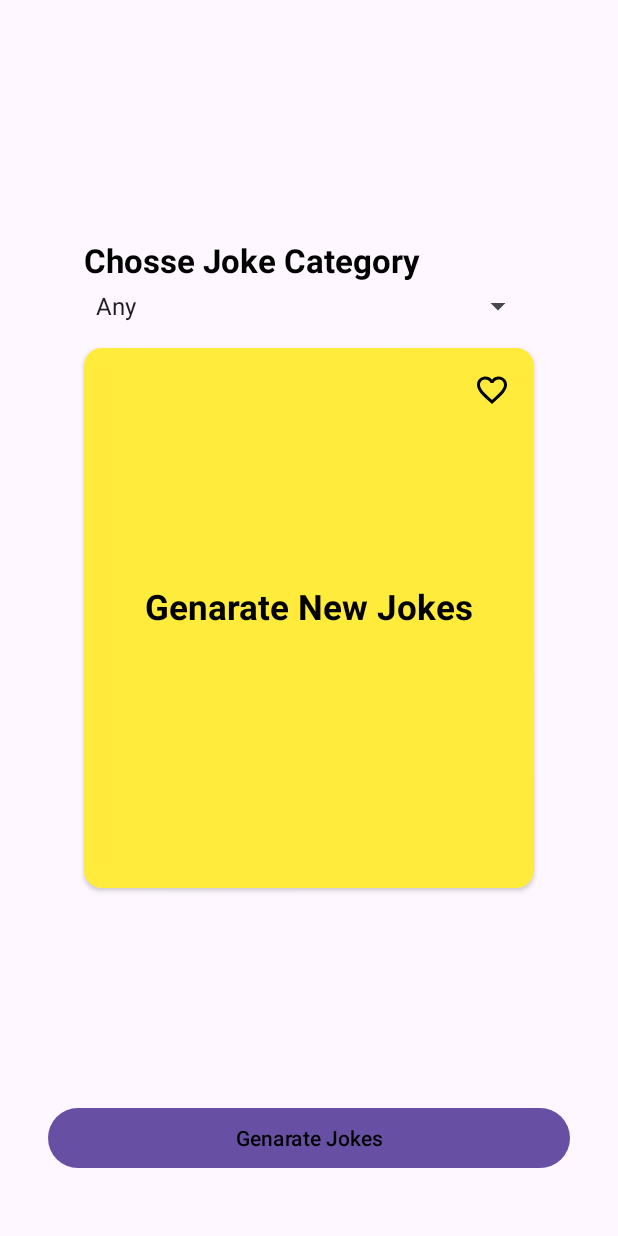
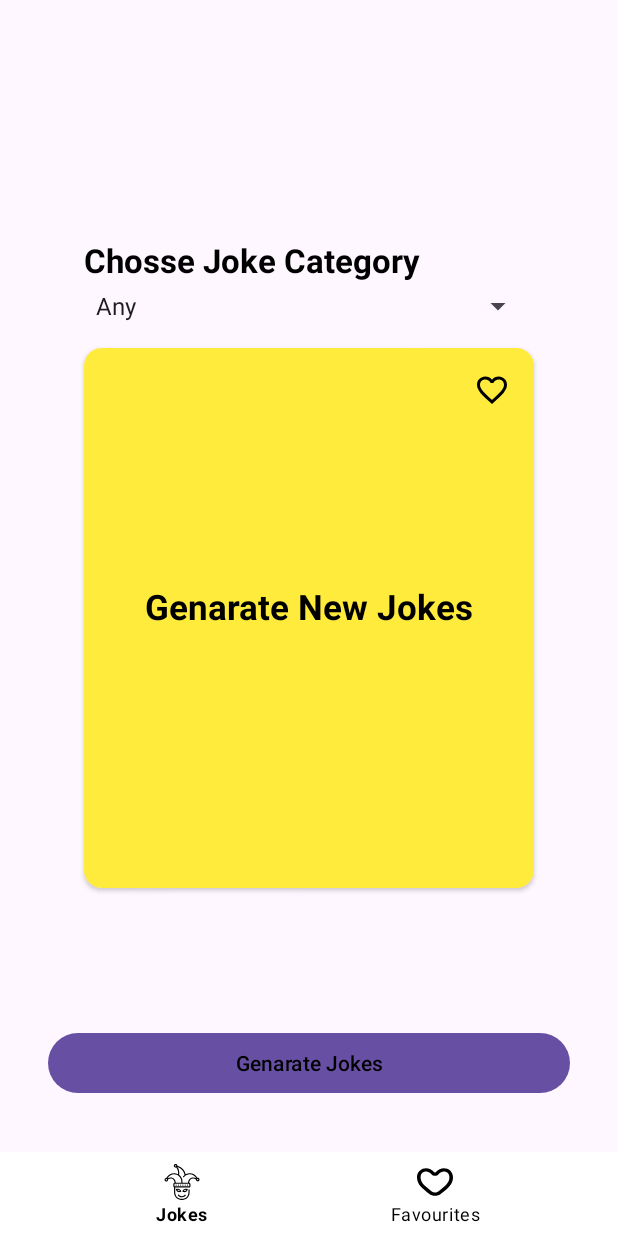
Before and after one commit to Noorkbr/Laugh-Joke-Api, an Android app: the JokesFragment screen opened through its navigation route, on a phone screen of 412 x 824 dp. Run offline under Robolectric (Android 15) with nearby library versions, the phone set to English and light mode, and no system bars; our stand-ins replace data binding, navigation-ui, sdp/ssp sizes.

Commit message:
bottom navigation work complete in joke genarator

```diff
--- a/app/src/main/java/com/example/laughjoke/JokesFragment.kt
+++ b/app/src/main/java/com/example/laughjoke/JokesFragment.kt
@@ -8,20 +8,26 @@ import android.widget.ArrayAdapter
 import androidx.databinding.DataBindingUtil
 import androidx.fragment.app.Fragment
 import androidx.fragment.app.viewModels
+import androidx.navigation.NavController
+import androidx.navigation.fragment.findNavController
+import androidx.navigation.ui.setupWithNavController
 import com.example.laughjoke.databinding.FragmentJokesBinding
 import com.example.laughjoke.db.JokesViewModel
 
 
 class JokesFragment : Fragment() {
+
     private lateinit var binding: FragmentJokesBinding
     private val viewModel by viewModels<JokesViewModel>()
+    private lateinit var navController: NavController
+
     override fun onCreateView(
         inflater: LayoutInflater, container: ViewGroup?,
         savedInstanceState: Bundle?
     ): View? {
-        binding = DataBindingUtil.inflate(layoutInflater, R.layout.fragment_jokes,container,false)
+        binding = DataBindingUtil.inflate(inflater, R.layout.fragment_jokes, container, false)
         binding.viewModel = viewModel
-        binding.lifecycleOwner = this.viewLifecycleOwner
+        binding.lifecycleOwner = viewLifecycleOwner
 
         val categoriesList = arrayOf("Any", "Programming", "Miscellaneous", "Dark", "Pun", "Spooky", "Christmas")
         val adapter = ArrayAdapter(requireContext(), android.R.layout.simple_spinner_item, categoriesList)
@@ -30,6 +36,25 @@ class JokesFragment : Fragment() {
 
         setListener()
         allObserver()
+
+        // Initialize NavController
+        navController = findNavController()
+        val bottomNavigation = binding.bottomNavigation
+        bottomNavigation.setupWithNavController(navController)
+
+        bottomNavigation.setOnNavigationItemSelectedListener { item ->
+            when (item.itemId) {
+                R.id.jokesFragment -> {
+                    navController.navigate(R.id.jokesFragment)
+                    true
+                }
+                R.id.favouritesFragment -> {
+                    navController.navigate(R.id.favouritesFragment)
+                    true
+                }
+                else -> false
+            }
+        }
 
         return binding.root
     }
@@ -42,13 +67,13 @@ class JokesFragment : Fragment() {
     }
 
     private fun allObserver() {
-        viewModel._responseJokesData.observe(viewLifecycleOwner){data->
+        viewModel._responseJokesData.observe(viewLifecycleOwner) { data ->
             data?.let {
                 binding.tvGenerateJokes.visibility = View.GONE
-                if (data.joke == null){
+                if (data.joke == null) {
                     viewModel.jokeSetup.postValue(data.setup ?: "")
                     viewModel.delivery.postValue(data.delivery ?: "")
-                }else{
+                } else {
                     viewModel.jokeSetup.postValue("")
                     viewModel.delivery.postValue(data.joke)
                 }
--- a/app/src/main/res/layout/fragment_jokes.xml
+++ b/app/src/main/res/layout/fragment_jokes.xml
@@ -14,6 +14,16 @@
         android:layout_width="match_parent"
         android:layout_height="match_parent"
         tools:context=".JokesFragment">
+        <com.google.android.material.bottomnavigation.BottomNavigationView
+            android:id="@+id/bottom_navigation"
+            android:layout_width="match_parent"
+            android:layout_height="wrap_content"
+            android:background="@color/white"
+            app:itemTextColor="@color/black"
+            app:itemIconTint="@color/black"
+            app:layout_constraintBottom_toBottomOf="parent"
+            app:menu="@menu/bottom_navigation_menu"
+            style="@style/Widget.MaterialComponents.BottomNavigationView.Colored"/>
 
         <androidx.cardview.widget.CardView
             android:layout_width="300dp"
@@ -116,7 +126,7 @@
 
             app:layout_constraintBottom_toBottomOf="parent"
             android:layout_marginHorizontal="32dp"
-            android:layout_marginBottom="@dimen/_32sdp" />
+            android:layout_marginBottom="@dimen/_70sdp" />
 
 
 
--- /dev/null
+++ b/app/src/main/res/menu/bottom_navigation_menu.xml
@@ -0,0 +1,16 @@
+<?xml version="1.0" encoding="utf-8"?>
+<menu xmlns:android="http://schemas.android.com/apk/res/android">
+    <item
+        android:id="@+id/jokesFragment"
+        android:icon="@drawable/jester_joker_svgrepo_com"
+        android:title="@string/jokes"
+        android:enabled="true"
+        />
+
+    <item
+        android:id="@+id/favouritesFragment"
+        android:icon="@drawable/love_1489_svgrepo_com"
+        android:title="@string/favourites"
+        android:enabled="true"
+        />
+</menu>
--- a/app/src/main/res/values/strings.xml
+++ b/app/src/main/res/values/strings.xml
@@ -6,4 +6,6 @@
     <string name="genarate_new_jokes">Genarate New Jokes</string>
     <string name="chosse_joke_category">Chosse Joke Category</string>
     <string name="genarate_jokes">Genarate Jokes</string>
+    <string name="jokes">Jokes</string>
+    <string name="favourites">Favourites</string>
 </resources>
```
